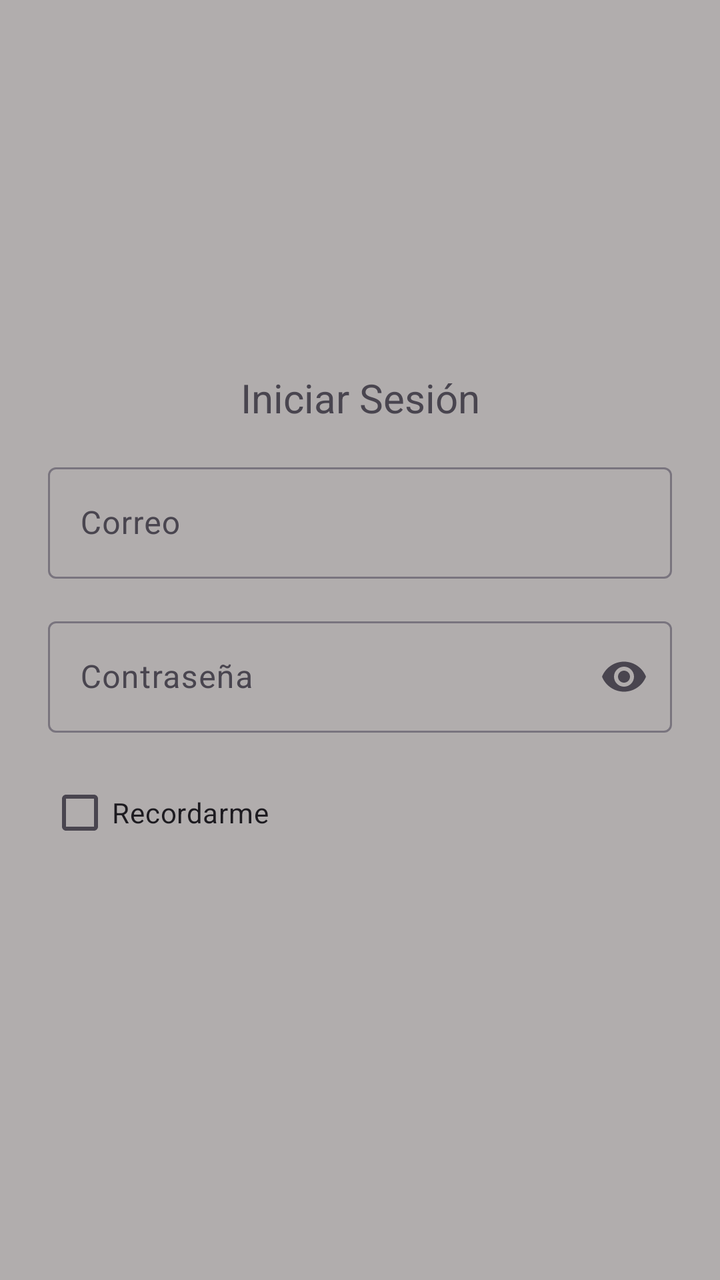
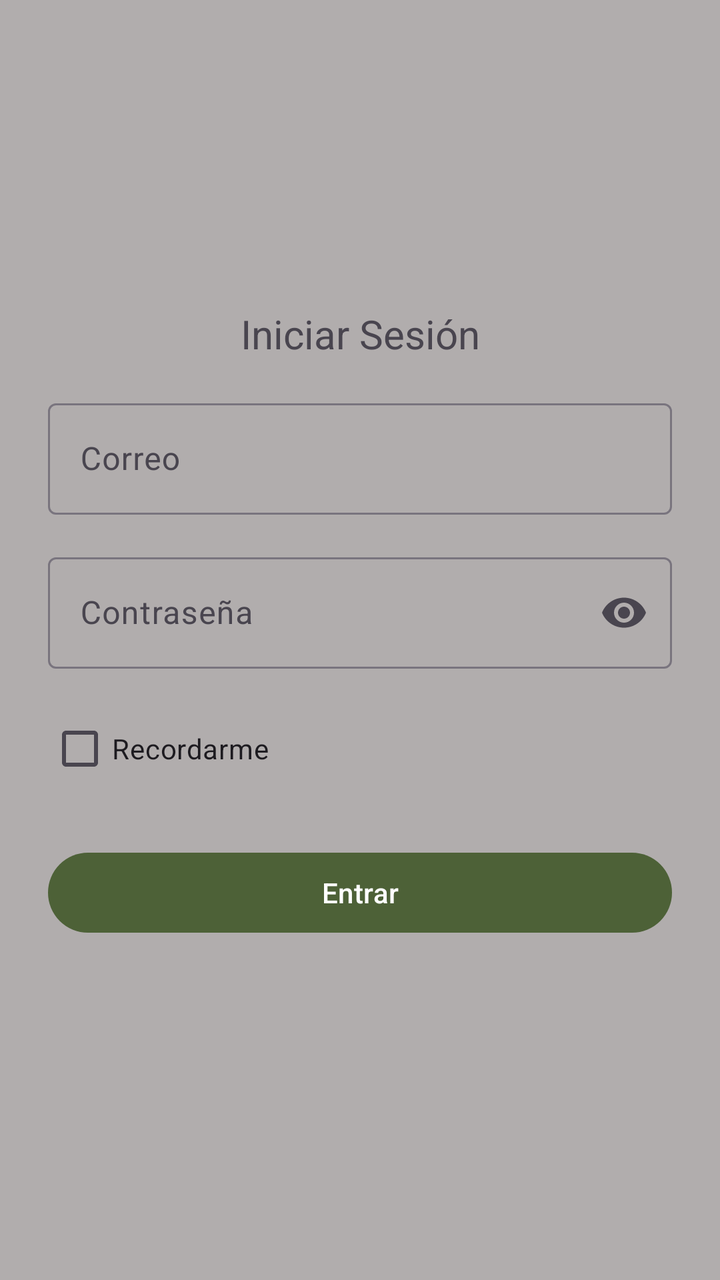

Screens rendered from an Android XML layout before and after an edit, with the pre-edit source and the edit as a unified diff.
<!-- AndroidManifest.xml: application theme Theme.MyApplication -->
<!-- res/layout/activity_login.xml -->
<?xml version="1.0" encoding="utf-8"?>
<LinearLayout xmlns:android="http://schemas.android.com/apk/res/android"
    xmlns:app="http://schemas.android.com/apk/res-auto"
    xmlns:tools="http://schemas.android.com/tools"
    android:id="@+id/main"
    android:layout_width="match_parent"
    android:layout_height="match_parent"
    android:gravity="center_vertical"
    android:orientation="vertical"
    android:padding="24dp"
    tools:context=".LoginActivity">


    <TextView
        android:layout_width="match_parent"
        android:layout_height="wrap_content"
        android:layout_marginBottom="16dp"
        android:gravity="center"
        android:text="@string/login_title"
        android:textSize="20sp"></TextView>

    <com.google.android.material.textfield.TextInputLayout
        android:layout_width="match_parent"
        android:layout_height="wrap_content"
        android:layout_marginBottom="16dp"
        android:hint="@string/email_hint">

        <com.google.android.material.textfield.TextInputEditText
            android:layout_width="match_parent"
            android:layout_height="wrap_content"
            android:inputType="textEmailAddress"></com.google.android.material.textfield.TextInputEditText>


    </com.google.android.material.textfield.TextInputLayout>

    <com.google.android.material.textfield.TextInputLayout
        android:layout_width="match_parent"
        android:layout_height="wrap_content"
        android:layout_marginBottom="16dp"
        android:hint="@string/password_hint"
        app:endIconMode="password_toggle">

        <com.google.android.material.textfield.TextInputEditText
            android:layout_width="match_parent"
            android:layout_height="wrap_content"
            android:inputType="textPassword"></com.google.android.material.textfield.TextInputEditText>

    </com.google.android.material.textfield.TextInputLayout>

    <CheckBox
        android:layout_width="wrap_content"
        android:layout_height="wrap_content"
        android:layout_marginBottom="24dp"
        android:text="@string/remember_me" />


</LinearLayout>
<!-- resources referenced by this layout -->
<resources>
  <string name="email_hint">Correo</string>
  <string name="login_title">Iniciar Sesión</string>
  <string name="password_hint">Contraseña</string>
  <string name="remember_me">Recordarme</string>
  <style name="Theme.MyApplication" parent="Base.Theme.MyApplication" />
  <style name="Base.Theme.MyApplication" parent="Theme.Material3.DayNight.NoActionBar">
          <item name="colorPrimary">@color/main_color</item>
          <item name="colorOnPrimary">@color/white</item>
          <item name="colorSecondary">@color/secondary_color</item>
          <item name="colorOnSecondary">@color/black</item>
          <item name="android:colorBackground">@color/background_color</item>
          <item name="colorOnBackground">@color/text</item>
      </style>
  <color name="main_color">#4D6137</color>
  <color name="white">#FFFFFFFF</color>
  <color name="secondary_color">#83A46D</color>
  <color name="black">#FF000000</color>
  <color name="background_color">#B1ADAD</color>
  <color name="text">#26332B</color>
</resources>

<!-- the commit's change to res/layout/activity_login.xml (unified diff, before → after) -->
@@ -53,5 +53,11 @@
         android:layout_marginBottom="24dp"
         android:text="@string/remember_me" />
 
+    <Button
+        android:layout_width="match_parent"
+        android:layout_height="wrap_content"
+        android:text="@string/login_button"
+        android:layout_marginBottom="16dp"/>
+
 
 </LinearLayout>
<!-- resource entries referenced after the edit -->
@@ -1,6 +1,7 @@
 <!-- resources referenced by this layout -->
 <resources>
   <string name="email_hint">Correo</string>
+  <string name="login_button">Entrar</string>
   <string name="login_title">Iniciar Sesión</string>
   <string name="password_hint">Contraseña</string>
   <string name="remember_me">Recordarme</string>
